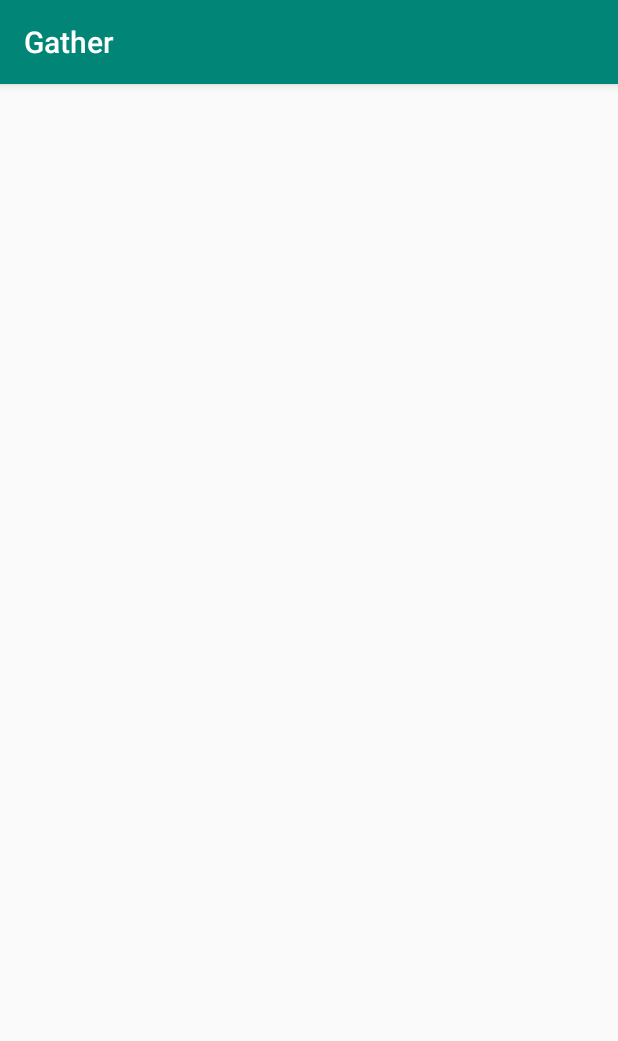
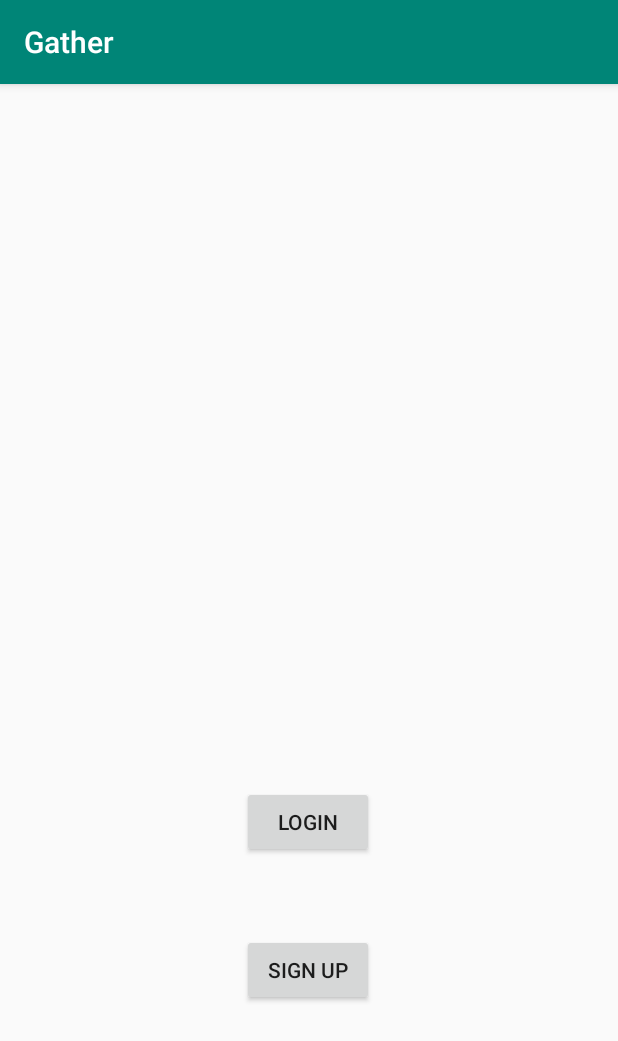
Before and after one commit to Drew-Pappas/Gather, an Android app: the screen it shows after launch (MainActivity), on a phone screen of 412 x 824 dp. Shown: the top 1041 px of the screen. Run offline under Robolectric (Android 15) with nearby library versions, the phone set to English and light mode, and no system bars; our stand-ins replace Firebase (no records; nobody signed in at launch, a user with empty details on screens opened directly).

Commit message:
Added rough UI layouts Connected UI layouts with intents

```diff
--- a/app/src/main/AndroidManifest.xml
+++ b/app/src/main/AndroidManifest.xml
@@ -9,6 +9,10 @@
         android:roundIcon="@mipmap/ic_launcher_round"
         android:supportsRtl="true"
         android:theme="@style/AppTheme">
+        <activity android:name=".MyEventsActivity"></activity>
+        <activity android:name=".FindEventsActivity" />
+        <activity android:name=".SignUpActivity" />
+        <activity android:name=".LoginActivity" />
         <activity android:name=".MainActivity">
             <intent-filter>
                 <action android:name="android.intent.action.MAIN" />
--- a/app/src/main/java/com/example/gather/MainActivity.java
+++ b/app/src/main/java/com/example/gather/MainActivity.java
@@ -2,21 +2,56 @@ package com.example.gather;
 
 import androidx.appcompat.app.AppCompatActivity;
 
+import android.content.Intent;
 import android.os.Bundle;
+import android.view.View;
+import android.widget.Button;
 
 import com.google.firebase.database.DatabaseReference;
 import com.google.firebase.database.FirebaseDatabase;
 
-public class MainActivity extends AppCompatActivity {
+public class MainActivity extends AppCompatActivity implements View.OnClickListener{
+
+    //Declare objects
+    Button buttonMainSignUp, buttonMainLogin;
 
     @Override
     protected void onCreate(Bundle savedInstanceState) {
         super.onCreate(savedInstanceState);
         setContentView(R.layout.activity_main);
 
+        //Connect objects with UI elements
+        buttonMainLogin = findViewById(R.id.buttonMainLogin);
+        buttonMainSignUp = findViewById(R.id.buttonMainSignUp);
+
+        //Set listeners to be able to handle clicks
+        buttonMainSignUp.setOnClickListener(this);
+        buttonMainLogin.setOnClickListener(this);
+
         FirebaseDatabase database = FirebaseDatabase.getInstance();
         DatabaseReference myRef = database.getReference("message");
 
         myRef.setValue("Hello, World!");
     }
+
+
+    //Implements onclick METHOD to handle button pressing
+    @Override
+    public void onClick(View view) {
+        switch (view.getId()) {
+
+            case R.id.buttonMainLogin:
+                Intent loginIntent = new Intent(MainActivity.this, LoginActivity.class);
+                startActivity(loginIntent);
+
+                break;
+
+            case R.id.buttonMainSignUp:
+
+                Intent signUpIntent = new Intent(MainActivity.this, SignUpActivity.class);
+                startActivity(signUpIntent);
+
+                break;
+        }
+    }
 }
--- a/app/src/main/res/layout/activity_main.xml
+++ b/app/src/main/res/layout/activity_main.xml
@@ -6,4 +6,39 @@
     android:layout_height="match_parent"
     tools:context=".MainActivity">
 
+    <Button
+        android:id="@+id/buttonMainSignUp"
+        android:layout_width="wrap_content"
+        android:layout_height="wrap_content"
+        android:text="@string/sign_up"
+        app:layout_constraintBottom_toBottomOf="parent"
+        app:layout_constraintEnd_toEndOf="parent"
+        app:layout_constraintHorizontal_bias="0.498"
+        app:layout_constraintStart_toStartOf="parent"
+        app:layout_constraintTop_toTopOf="parent"
+        app:layout_constraintVertical_bias="0.787" />
+
+    <ImageView
+        android:id="@+id/imageViewGatherPic"
+        android:layout_width="wrap_content"
+        android:layout_height="wrap_content"
+        app:layout_constraintBottom_toBottomOf="parent"
+        app:layout_constraintEnd_toEndOf="parent"
+        app:layout_constraintHorizontal_bias="0.498"
+        app:layout_constraintStart_toStartOf="parent"
+        app:layout_constraintTop_toTopOf="parent"
+        app:layout_constraintVertical_bias="0.266"
+        tools:srcCompat="@tools:sample/avatars" />
+
+    <Button
+        android:id="@+id/buttonMainLogin"
+        android:layout_width="wrap_content"
+        android:layout_height="wrap_content"
+        android:text="@string/login"
+        app:layout_constraintBottom_toBottomOf="parent"
+        app:layout_constraintEnd_toEndOf="parent"
+        app:layout_constraintHorizontal_bias="0.498"
+        app:layout_constraintStart_toStartOf="parent"
+        app:layout_constraintTop_toTopOf="parent"
+        app:layout_constraintVertical_bias="0.65" />
 </androidx.constraintlayout.widget.ConstraintLayout>
```
Also changed, not shown: app/src/main/java/com/example/gather/FindEventsActivity.java (added, +14 -0 lines), app/src/main/java/com/example/gather/LoginActivity.java (added, +48 -0 lines), app/src/main/java/com/example/gather/MyEventsActivity.java (added, +14 -0 lines), app/src/main/java/com/example/gather/SignUpActivity.java (added, +43 -0 lines), app/src/main/res/layout/activity_find_events.xml (added, +20 -0 lines), app/src/main/res/layout/activity_login.xml (added, +71 -0 lines), app/src/main/res/layout/activity_my_events.xml (added, +20 -0 lines), app/src/main/res/layout/activity_sign_up.xml (added, +86 -0 lines), app/src/main/res/values/strings.xml (+10 -0 lines).
